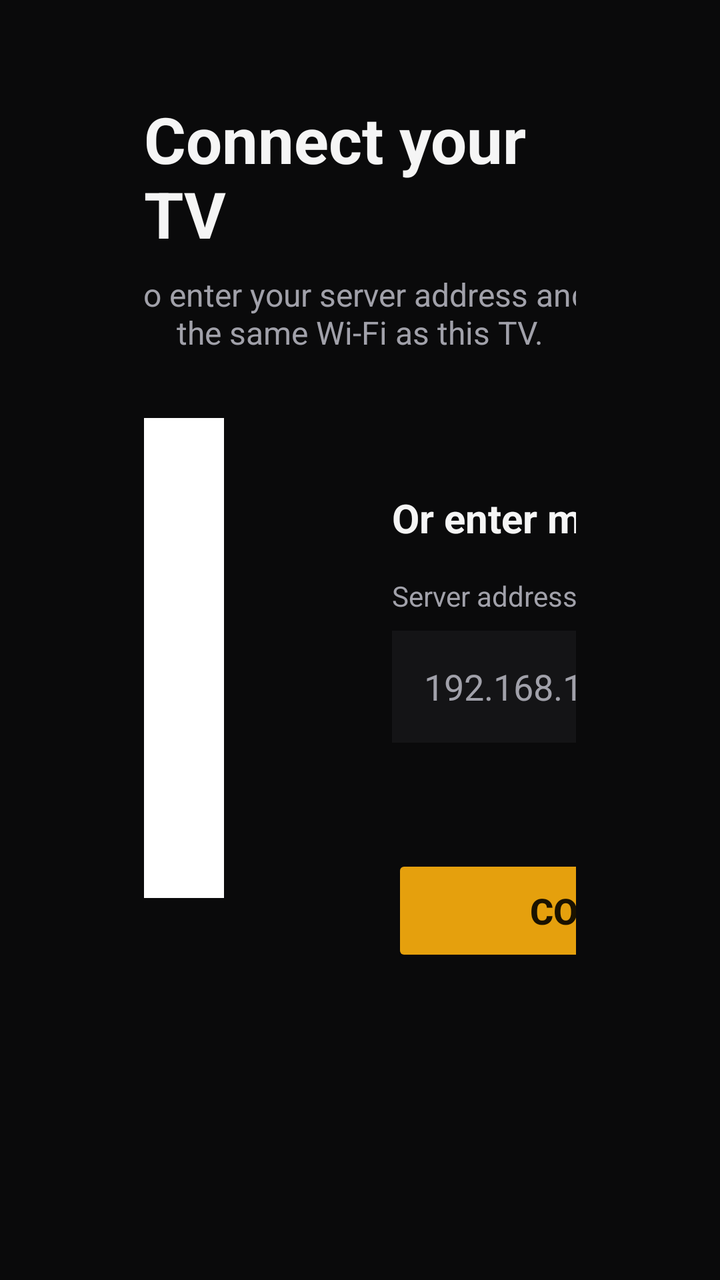
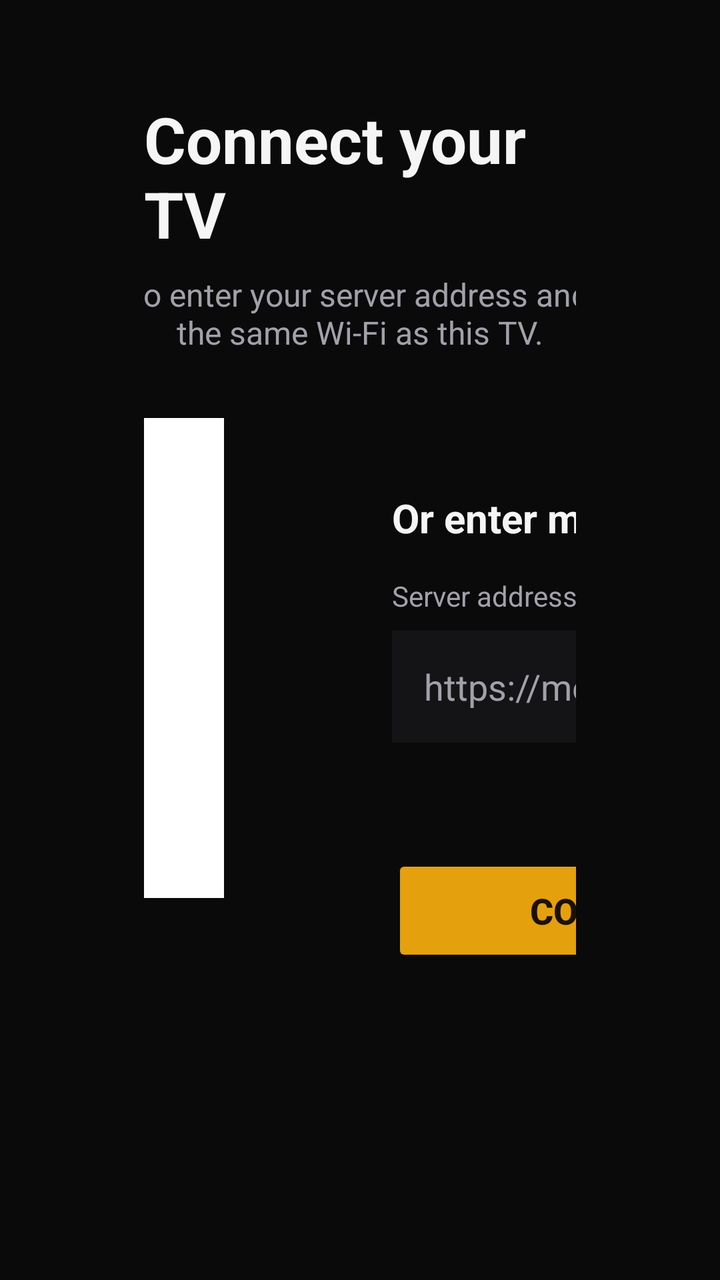

Two renders of the same Android screen: before a commit and after it. Below are the layout's source before the change and the commit's diff.
<!-- AndroidManifest.xml: activity theme Theme.MediaTV -->
<!-- res/layout/activity_setup.xml -->
<?xml version="1.0" encoding="utf-8"?>
<ScrollView xmlns:android="http://schemas.android.com/apk/res/android"
    android:layout_width="match_parent"
    android:layout_height="match_parent"
    android:background="@color/media_background"
    android:fillViewport="true">

    <LinearLayout
        android:layout_width="match_parent"
        android:layout_height="wrap_content"
        android:gravity="center_horizontal"
        android:orientation="vertical"
        android:paddingStart="72dp"
        android:paddingTop="48dp"
        android:paddingEnd="72dp"
        android:paddingBottom="48dp">

        <TextView
            android:layout_width="wrap_content"
            android:layout_height="wrap_content"
            android:layout_marginBottom="8dp"
            android:text="@string/setup_heading"
            android:textColor="@color/media_text"
            android:textSize="32sp"
            android:textStyle="bold" />

        <TextView
            android:layout_width="720dp"
            android:layout_height="wrap_content"
            android:layout_marginBottom="32dp"
            android:gravity="center"
            android:text="@string/setup_subheading"
            android:textColor="@color/media_text_muted"
            android:textSize="16sp" />

        <LinearLayout
            android:layout_width="720dp"
            android:layout_height="wrap_content"
            android:layout_marginBottom="24dp"
            android:gravity="center_vertical"
            android:orientation="horizontal">

            <LinearLayout
                android:layout_width="0dp"
                android:layout_height="wrap_content"
                android:layout_weight="1"
                android:gravity="center_horizontal"
                android:orientation="vertical">

                <ImageView
                    android:id="@+id/qrCodeImage"
                    android:layout_width="240dp"
                    android:layout_height="240dp"
                    android:background="@android:color/white"
                    android:contentDescription="@string/qr_code_description"
                    android:padding="12dp"
                    android:scaleType="fitCenter" />

                <TextView
                    android:id="@+id/pairingUrlText"
                    android:layout_width="wrap_content"
                    android:layout_height="wrap_content"
                    android:layout_marginTop="16dp"
                    android:gravity="center"
                    android:textColor="@color/media_text_muted"
                    android:textSize="14sp" />

                <TextView
                    android:id="@+id/pairingStatusText"
                    android:layout_width="wrap_content"
                    android:layout_height="wrap_content"
                    android:layout_marginTop="12dp"
                    android:gravity="center"
                    android:minHeight="24dp"
                    android:text="@string/pairing_waiting"
                    android:textColor="@color/media_primary"
                    android:textSize="15sp" />
            </LinearLayout>

            <LinearLayout
                android:layout_width="0dp"
                android:layout_height="wrap_content"
                android:layout_marginStart="32dp"
                android:layout_weight="1"
                android:orientation="vertical">

                <TextView
                    android:layout_width="wrap_content"
                    android:layout_height="wrap_content"
                    android:layout_marginBottom="16dp"
                    android:text="@string/manual_setup_heading"
                    android:textColor="@color/media_text"
                    android:textSize="20sp"
                    android:textStyle="bold" />

                <LinearLayout
                    android:layout_width="match_parent"
                    android:layout_height="wrap_content"
                    android:layout_marginBottom="16dp"
                    android:orientation="horizontal">

                    <LinearLayout
                        android:layout_width="0dp"
                        android:layout_height="wrap_content"
                        android:layout_marginEnd="16dp"
                        android:layout_weight="1"
                        android:orientation="vertical">

                        <TextView
                            android:layout_width="wrap_content"
                            android:layout_height="wrap_content"
                            android:layout_marginBottom="8dp"
                            android:text="@string/host_label"
                            android:textColor="@color/media_text_muted"
                            android:textSize="14sp" />

                        <EditText
                            android:id="@+id/hostInput"
                            android:layout_width="match_parent"
                            android:layout_height="56dp"
                            android:background="@color/media_surface"
                            android:hint="@string/host_hint"
                            android:imeOptions="actionNext"
                            android:inputType="textUri"
                            android:paddingHorizontal="16dp"
                            android:textColor="@color/media_text"
                            android:textColorHint="@color/media_text_muted"
                            android:textSize="18sp" />
                    </LinearLayout>

                    <LinearLayout
                        android:layout_width="120dp"
                        android:layout_height="wrap_content"
                        android:orientation="vertical">

                        <TextView
                            android:layout_width="wrap_content"
                            android:layout_height="wrap_content"
                            android:layout_marginBottom="8dp"
                            android:text="@string/port_label"
                            android:textColor="@color/media_text_muted"
                            android:textSize="14sp" />

                        <EditText
                            android:id="@+id/portInput"
                            android:layout_width="match_parent"
                            android:layout_height="56dp"
                            android:background="@color/media_surface"
                            android:hint="@string/port_hint"
                            android:imeOptions="actionDone"
                            android:inputType="number"
                            android:paddingHorizontal="16dp"
                            android:text="8096"
                            android:textColor="@color/media_text"
                            android:textColorHint="@color/media_text_muted"
                            android:textSize="18sp" />
                    </LinearLayout>
                </LinearLayout>

                <TextView
                    android:id="@+id/statusText"
                    android:layout_width="match_parent"
                    android:layout_height="wrap_content"
                    android:layout_marginBottom="16dp"
                    android:minHeight="24dp"
                    android:textColor="@color/media_error"
                    android:textSize="15sp" />

                <Button
                    android:id="@+id/connectButton"
                    android:layout_width="220dp"
                    android:layout_height="56dp"
                    android:backgroundTint="@color/media_primary"
                    android:text="@string/connect"
                    android:textColor="@color/media_on_primary"
                    android:textSize="18sp"
                    android:textStyle="bold" />
            </LinearLayout>
        </LinearLayout>
    </LinearLayout>
</ScrollView>
<!-- resources referenced by this layout -->
<resources>
  <color name="media_background">#0A0A0B</color>
  <color name="media_error">#F87171</color>
  <color name="media_on_primary">#1A1200</color>
  <color name="media_primary">#E5A00D</color>
  <color name="media_surface">#141416</color>
  <color name="media_text">#F5F5F5</color>
  <color name="media_text_muted">#A1A1AA</color>
  <string name="connect">Connect</string>
  <string name="host_hint">192.168.1.10</string>
  <string name="host_label">Server address</string>
  <string name="manual_setup_heading">Or enter manually</string>
  <string name="pairing_waiting">Waiting for your phone…</string>
  <string name="port_hint">8096</string>
  <string name="port_label">Port</string>
  <string name="qr_code_description">QR code to connect MEDIA! on your phone</string>
  <string name="setup_heading">Connect your TV</string>
  <string name="setup_subheading">Scan the QR code with your phone to enter your server address and password. Your phone must be on the same Wi‑Fi as this TV.</string>
  <style name="Theme.MediaTV" parent="Theme.AppCompat.NoActionBar">
          <item name="android:windowBackground">@color/media_background</item>
          <item name="android:colorBackground">@color/media_background</item>
          <item name="colorPrimary">@color/media_primary</item>
          <item name="colorAccent">@color/media_primary</item>
          <item name="android:textColor">@color/media_text</item>
          <item name="android:textColorPrimary">@color/media_text</item>
          <item name="android:textColorSecondary">@color/media_text_muted</item>
      </style>
</resources>

<!-- the commit's change to res/layout/activity_setup.xml (unified diff, before → after) -->
@@ -129,6 +129,7 @@
                     </LinearLayout>
 
                     <LinearLayout
+                        android:id="@+id/portField"
                         android:layout_width="120dp"
                         android:layout_height="wrap_content"
                         android:orientation="vertical">
@@ -150,7 +151,6 @@
                             android:imeOptions="actionDone"
                             android:inputType="number"
                             android:paddingHorizontal="16dp"
-                            android:text="8096"
                             android:textColor="@color/media_text"
                             android:textColorHint="@color/media_text_muted"
                             android:textSize="18sp" />
<!-- resource entries referenced after the edit -->
@@ -8,11 +8,11 @@
   <color name="media_text">#F5F5F5</color>
   <color name="media_text_muted">#A1A1AA</color>
   <string name="connect">Connect</string>
-  <string name="host_hint">192.168.1.10</string>
+  <string name="host_hint">https://media.example.com/reel</string>
   <string name="host_label">Server address</string>
   <string name="manual_setup_heading">Or enter manually</string>
   <string name="pairing_waiting">Waiting for your phone…</string>
-  <string name="port_hint">8096</string>
+  <string name="port_hint">optional</string>
   <string name="port_label">Port</string>
   <string name="qr_code_description">QR code to connect MEDIA! on your phone</string>
   <string name="setup_heading">Connect your TV</string>
